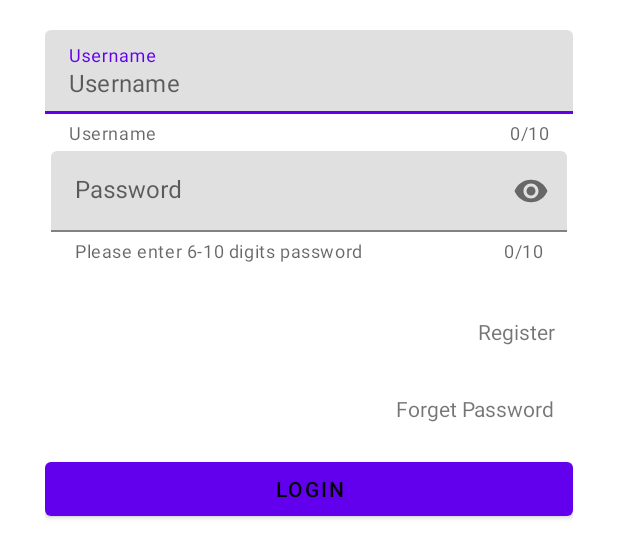
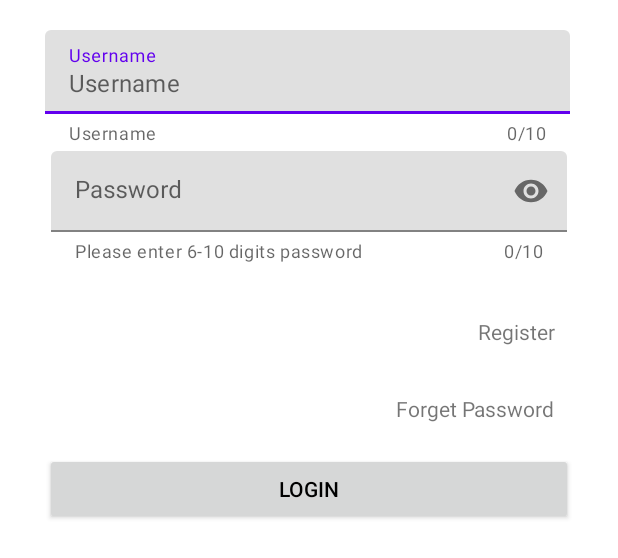
Before and after one commit to Kurisuuuuuu/WWF-Community-Management-Platform, an Android app: the layout activity_login.xml on its own in the app's theme, with its tools: preview values and no code run, on a phone screen of 412 x 824 dp. Shown: the top 558 px of the screen. Run offline under Robolectric (Android 15) with nearby library versions, the phone set to English and light mode, and no system bars.

Commit message:
Log In Screen UI - Edited by Bryan (13/07)

```diff
--- a/app/src/main/java/com/example/infs3605communitymanagement/LoginActivity.java
+++ b/app/src/main/java/com/example/infs3605communitymanagement/LoginActivity.java
@@ -30,7 +30,7 @@ public class LoginActivity extends AppCompatActivity {
     @Override
     protected void onCreate(@Nullable Bundle savedInstanceState) {
         super.onCreate(savedInstanceState);
-        setContentView(R.layout.activity_login);
+        setContentView(R.layout.login_activity);
         // no dark mode
         AppCompatDelegate.setDefaultNightMode(AppCompatDelegate.MODE_NIGHT_NO);
         initView();
--- a/app/src/main/res/layout/activity_login.xml
+++ b/app/src/main/res/layout/activity_login.xml
@@ -10,7 +10,7 @@
 
     <com.google.android.material.textfield.TextInputLayout
         style="@style/Widget.MaterialComponents.TextInputLayout.FilledBox"
-        android:layout_width="match_parent"
+        android:layout_width="350dp"
         android:layout_height="wrap_content"
         android:layout_marginTop="20dp"
         android:hint="@string/username"
--- a/app/src/main/res/values-night/themes.xml
+++ b/app/src/main/res/values-night/themes.xml
@@ -1,6 +1,6 @@
 <resources xmlns:tools="http://schemas.android.com/tools">
     <!-- Base application theme. -->
-    <style name="Theme.INFS3605CommunityManagement" parent="Theme.MaterialComponents.DayNight.DarkActionBar">
+    <style name="Theme.INFS3605CommunityManagement" parent="Theme.AppCompat.Light.NoActionBar">
         <!-- Primary brand color. -->
         <item name="colorPrimary">@color/purple_200</item>
         <item name="colorPrimaryVariant">@color/purple_700</item>
--- a/app/src/main/res/values/colors.xml
+++ b/app/src/main/res/values/colors.xml
@@ -7,4 +7,7 @@
     <color name="teal_700">#FF018786</color>
     <color name="black">#FF000000</color>
     <color name="white">#FFFFFFFF</color>
+    <color name="blue">#02198B</color>
+    <color name="red">#F01E2C</color>
+    <color name="grey">#949494</color>
 </resources>
--- a/app/src/main/res/values/themes.xml
+++ b/app/src/main/res/values/themes.xml
@@ -1,6 +1,6 @@
 <resources xmlns:tools="http://schemas.android.com/tools">
     <!-- Base application theme. -->
-    <style name="Theme.INFS3605CommunityManagement" parent="Theme.MaterialComponents.DayNight.DarkActionBar">
+    <style name="Theme.INFS3605CommunityManagement" parent="Theme.AppCompat.Light.NoActionBar">
         <!-- Primary brand color. -->
         <item name="colorPrimary">@color/purple_500</item>
         <item name="colorPrimaryVariant">@color/purple_700</item>
```
